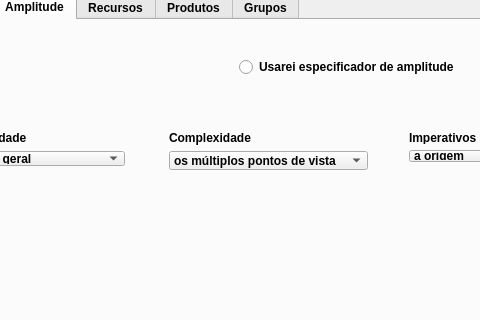
Before: the Qt Designer form Programa Taxonomia de Bloom/Bloom/mainwindow.ui in luizfernandodag/TG, drawn with Qt 5; both pictures show x 164 to 644 and y 242 to 562 of the 1202 by 692 pixel window.
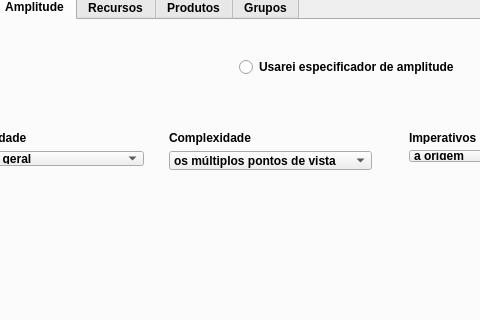
After: the same form once the commit is applied. The open tabs and pages were chosen to show the change.

The edit to the form file:
```diff
--- a/Programa Taxonomia de Bloom/Bloom/mainwindow.ui
+++ b/Programa Taxonomia de Bloom/Bloom/mainwindow.ui
@@ -504,12 +504,12 @@
      <attribute name="title">
       <string>Amplitude</string>
      </attribute>
-     <widget class="QWidget" name="">
+     <widget class="QWidget" name="layoutWidget">
       <property name="geometry">
        <rect>
         <x>80</x>
         <y>100</y>
-        <width>198</width>
+        <width>217</width>
         <height>57</height>
        </rect>
       </property>
@@ -568,12 +568,12 @@
        </item>
       </layout>
      </widget>
-     <widget class="QWidget" name="">
+     <widget class="QWidget" name="layoutWidget">
       <property name="geometry">
        <rect>
         <x>300</x>
         <y>100</y>
-        <width>221</width>
+        <width>225</width>
         <height>61</height>
        </rect>
       </property>
@@ -612,7 +612,7 @@
        </item>
       </layout>
      </widget>
-     <widget class="QWidget" name="">
+     <widget class="QWidget" name="layoutWidget">
       <property name="geometry">
        <rect>
         <x>370</x>
@@ -634,7 +634,7 @@
        </item>
       </layout>
      </widget>
-     <widget class="QWidget" name="">
+     <widget class="QWidget" name="layoutWidget">
       <property name="geometry">
        <rect>
         <x>540</x>
@@ -1345,7 +1345,7 @@
      </item>
     </layout>
    </widget>
-   <widget class="QWidget" name="">
+   <widget class="QWidget" name="layoutWidget">
     <property name="geometry">
      <rect>
       <x>530</x>
@@ -1379,7 +1379,7 @@
      </item>
     </layout>
    </widget>
-   <widget class="QWidget" name="">
+   <widget class="QWidget" name="layoutWidget">
     <property name="geometry">
      <rect>
       <x>0</x>
```
Left out of the diff: 27 changed lines with no effect on the pictures.
